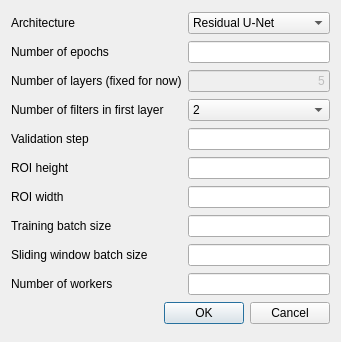
The window that qu/ui/dialogs/qu_unet_segmenter_settings_dialog.ui (aarpon/qu) describes before a commit, drawn with Qt 5.
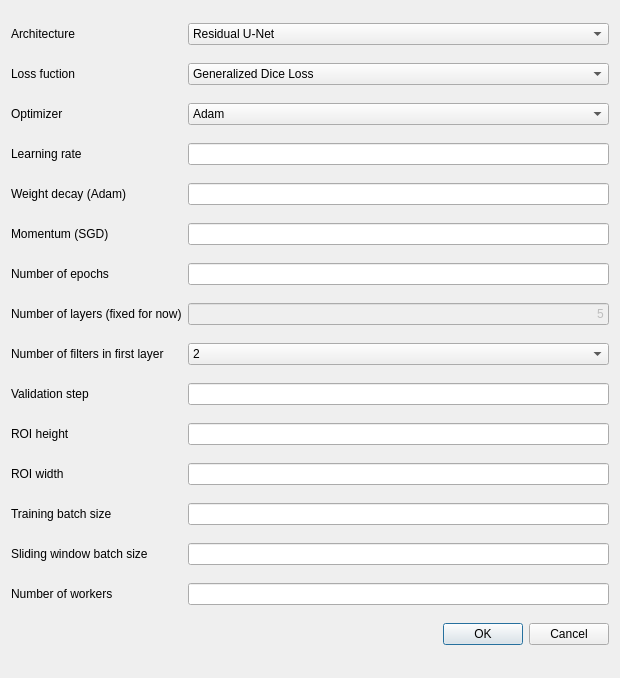
The same window after the commit.

Commit message: Expose more settings.

Patch:
```diff
--- a/qu/ui/dialogs/qu_unet_segmenter_settings_dialog.ui
+++ b/qu/ui/dialogs/qu_unet_segmenter_settings_dialog.ui
@@ -6,121 +6,43 @@
    <rect>
     <x>0</x>
     <y>0</y>
-    <width>341</width>
-    <height>342</height>
+    <width>620</width>
+    <height>678</height>
    </rect>
   </property>
   <property name="windowTitle">
    <string>U-Net 2D Segmenter</string>
   </property>
   <layout class="QGridLayout" name="gridLayout">
-   <item row="10" column="0">
-    <widget class="QLabel" name="label">
-     <property name="text">
-      <string>Training batch size</string>
-     </property>
-    </widget>
-   </item>
-   <item row="12" column="1">
-    <widget class="QLineEdit" name="leNumWorkers">
-     <property name="alignment">
-      <set>Qt::AlignRight|Qt::AlignTrailing|Qt::AlignVCenter</set>
-     </property>
-    </widget>
-   </item>
-   <item row="8" column="0">
-    <widget class="QLabel" name="labelROIHeight">
-     <property name="text">
-      <string>ROI height</string>
-     </property>
-    </widget>
-   </item>
-   <item row="1" column="1">
-    <widget class="QLineEdit" name="leNumEpochs">
-     <property name="inputMethodHints">
-      <set>Qt::ImhDigitsOnly|Qt::ImhPreferNumbers</set>
-     </property>
-     <property name="alignment">
-      <set>Qt::AlignRight|Qt::AlignTrailing|Qt::AlignVCenter</set>
-     </property>
-    </widget>
-   </item>
-   <item row="0" column="0">
-    <widget class="QLabel" name="label_2">
-     <property name="accessibleName">
-      <string>labelArchitecture</string>
-     </property>
-     <property name="text">
-      <string>Architecture</string>
-     </property>
-    </widget>
-   </item>
-   <item row="3" column="0">
-    <widget class="QLabel" name="labelNumFiltersFirstLayer">
-     <property name="text">
-      <string>Number of filters in first layer</string>
-     </property>
-    </widget>
-   </item>
    <item row="3" column="1">
-    <widget class="QComboBox" name="cbNumFiltersInFirstLayer">
-     <item>
-      <property name="text">
-       <string>2</string>
-      </property>
-     </item>
-     <item>
-      <property name="text">
-       <string>4</string>
-      </property>
-     </item>
-     <item>
-      <property name="text">
-       <string>8</string>
-      </property>
-     </item>
-     <item>
-      <property name="text">
-       <string>16</string>
-      </property>
-     </item>
-     <item>
-      <property name="text">
-       <string>32</string>
-      </property>
-     </item>
-     <item>
-      <property name="text">
-       <string>64</string>
-      </property>
-     </item>
-     <item>
-      <property name="text">
-       <string>128</string>
-      </property>
-     </item>
-     <item>
-      <property name="text">
-       <string>256</string>
-      </property>
-     </item>
+    <widget class="QLineEdit" name="leLearningRate">
+     <property name="alignment">
+      <set>Qt::AlignRight|Qt::AlignTrailing|Qt::AlignVCenter</set>
+     </property>
+    </widget>
+   </item>
+   <item row="3" column="0">
+    <widget class="QLabel" name="labelLearningRate">
+     <property name="text">
+      <string>Learning rate</string>
+     </property>
     </widget>
    </item>
    <item row="1" column="0">
-    <widget class="QLabel" name="labelNumEpochs">
+    <widget class="QLabel" name="labelLoss">
      <property name="text">
-      <string>Number of epochs</string>
+      <string>Loss fuction</string>
      </property>
     </widget>
    </item>
-   <item row="9" column="1">
+   <item row="14" column="1">
     <widget class="QLineEdit" name="lineEditROIWidth">
      <property name="alignment">
       <set>Qt::AlignRight|Qt::AlignTrailing|Qt::AlignVCenter</set>
      </property>
     </widget>
    </item>
-   <item row="8" column="1">
+   <item row="13" column="1">
     <widget class="QLineEdit" name="lineEditROIHeight">
      <property name="alignment">
       <set>Qt::AlignRight|Qt::AlignTrailing|Qt::AlignVCenter</set>
@@ -144,7 +66,7 @@
      </item>
     </widget>
    </item>
-   <item row="13" column="0" colspan="2">
+   <item row="18" column="0" colspan="2">
     <widget class="QDialogButtonBox" name="buttonBox">
      <property name="orientation">
       <enum>Qt::Horizontal</enum>
@@ -154,63 +76,63 @@
      </property>
     </widget>
    </item>
-   <item row="11" column="0">
+   <item row="16" column="0">
     <widget class="QLabel" name="labelSlidingWindowBatchSize">
      <property name="text">
       <string>Sliding window batch size</string>
      </property>
     </widget>
    </item>
-   <item row="12" column="0">
+   <item row="17" column="0">
     <widget class="QLabel" name="labelNumWorkers">
      <property name="text">
       <string>Number of workers</string>
      </property>
     </widget>
    </item>
-   <item row="11" column="1">
+   <item row="16" column="1">
     <widget class="QLineEdit" name="leSlidingWindowBatchSize">
      <property name="alignment">
       <set>Qt::AlignRight|Qt::AlignTrailing|Qt::AlignVCenter</set>
      </property>
     </widget>
    </item>
-   <item row="10" column="1">
+   <item row="15" column="1">
     <widget class="QLineEdit" name="leTrainingBatchSize">
      <property name="alignment">
       <set>Qt::AlignRight|Qt::AlignTrailing|Qt::AlignVCenter</set>
      </property>
     </widget>
    </item>
-   <item row="5" column="0">
+   <item row="10" column="0">
     <widget class="QLabel" name="labelValidationStep">
      <property name="text">
       <string>Validation step</string>
      </property>
     </widget>
    </item>
-   <item row="9" column="0">
+   <item row="14" column="0">
     <widget class="QLabel" name="labelROIWidth">
      <property name="text">
       <string>ROI width</string>
      </property>
     </widget>
    </item>
-   <item row="5" column="1">
+   <item row="10" column="1">
     <widget class="QLineEdit" name="leValidationStep">
      <property name="alignment">
       <set>Qt::AlignRight|Qt::AlignTrailing|Qt::AlignVCenter</set>
      </property>
     </widget>
    </item>
-   <item row="2" column="0">
+   <item row="7" column="0">
     <widget class="QLabel" name="labelNumberOfLayers">
      <property name="text">
       <string>Number of layers (fixed for now)</string>
      </property>
     </widget>
    </item>
-   <item row="2" column="1">
+   <item row="7" column="1">
     <widget class="QLineEdit" name="leNumLayers">
      <property name="enabled">
       <bool>false</bool>
@@ -223,6 +145,166 @@
      </property>
     </widget>
    </item>
+   <item row="1" column="1">
+    <widget class="QComboBox" name="cbLoss">
+     <property name="sizeAdjustPolicy">
+      <enum>QComboBox::AdjustToContents</enum>
+     </property>
+     <item>
+      <property name="text">
+       <string>Generalized Dice Loss</string>
+      </property>
+     </item>
+    </widget>
+   </item>
+   <item row="15" column="0">
+    <widget class="QLabel" name="label">
+     <property name="text">
+      <string>Training batch size</string>
+     </property>
+    </widget>
+   </item>
+   <item row="17" column="1">
+    <widget class="QLineEdit" name="leNumWorkers">
+     <property name="alignment">
+      <set>Qt::AlignRight|Qt::AlignTrailing|Qt::AlignVCenter</set>
+     </property>
+    </widget>
+   </item>
+   <item row="13" column="0">
+    <widget class="QLabel" name="labelROIHeight">
+     <property name="text">
+      <string>ROI height</string>
+     </property>
+    </widget>
+   </item>
+   <item row="6" column="1">
+    <widget class="QLineEdit" name="leNumEpochs">
+     <property name="inputMethodHints">
+      <set>Qt::ImhDigitsOnly|Qt::ImhPreferNumbers</set>
+     </property>
+     <property name="alignment">
+      <set>Qt::AlignRight|Qt::AlignTrailing|Qt::AlignVCenter</set>
+     </property>
+    </widget>
+   </item>
+   <item row="0" column="0">
+    <widget class="QLabel" name="labelArchitecture">
+     <property name="accessibleName">
+      <string>labelArchitecture</string>
+     </property>
+     <property name="text">
+      <string>Architecture</string>
+     </property>
+    </widget>
+   </item>
+   <item row="8" column="0">
+    <widget class="QLabel" name="labelNumFiltersFirstLayer">
+     <property name="text">
+      <string>Number of filters in first layer</string>
+     </property>
+    </widget>
+   </item>
+   <item row="8" column="1">
+    <widget class="QComboBox" name="cbNumFiltersInFirstLayer">
+     <item>
+      <property name="text">
+       <string>2</string>
+      </property>
+     </item>
+     <item>
+      <property name="text">
+       <string>4</string>
+      </property>
+     </item>
+     <item>
+      <property name="text">
+       <string>8</string>
+      </property>
+     </item>
+     <item>
+      <property name="text">
+       <string>16</string>
+      </property>
+     </item>
+     <item>
+      <property name="text">
+       <string>32</string>
+      </property>
+     </item>
+     <item>
+      <property name="text">
+       <string>64</string>
+      </property>
+     </item>
+     <item>
+      <property name="text">
+       <string>128</string>
+      </property>
+     </item>
+     <item>
+      <property name="text">
+       <string>256</string>
+      </property>
+     </item>
+    </widget>
+   </item>
+   <item row="6" column="0">
+    <widget class="QLabel" name="labelNumEpochs">
+     <property name="text">
+      <string>Number of epochs</string>
+     </property>
+    </widget>
+   </item>
+   <item row="2" column="0">
+    <widget class="QLabel" name="labelOptimizer">
+     <property name="text">
+      <string>Optimizer</string>
+     </property>
+    </widget>
+   </item>
+   <item row="2" column="1">
+    <widget class="QComboBox" name="cbOptimizer">
+     <item>
+      <property name="text">
+       <string>Adam</string>
+      </property>
+     </item>
+     <item>
+      <property name="text">
+       <string>SGD</string>
+      </property>
+     </item>
+    </widget>
+   </item>
+   <item row="4" column="0">
+    <widget class="QLabel" name="labelWeightDecay">
+     <property name="text">
+      <string>Weight decay (Adam)</string>
+     </property>
+    </widget>
+   </item>
+   <item row="4" column="1">
+    <widget class="QLineEdit" name="leWeightDecay">
+     <property name="alignment">
+      <set>Qt::AlignRight|Qt::AlignTrailing|Qt::AlignVCenter</set>
+     </property>
+    </widget>
+   </item>
+   <item row="5" column="0">
+    <widget class="QLabel" name="labelMomentum">
+     <property name="text">
+      <string>Momentum (SGD)</string>
+     </property>
+    </widget>
+   </item>
+   <item row="5" column="1">
+    <widget class="QLineEdit" name="leMomentum">
+     <property name="alignment">
+      <set>Qt::AlignRight|Qt::AlignTrailing|Qt::AlignVCenter</set>
+     </property>
+    </widget>
+   </item>
   </layout>
  </widget>
  <tabstops>
```
Left out of the diff: 10 changed lines with no effect on the pictures. The commit also changes 6 other files.
